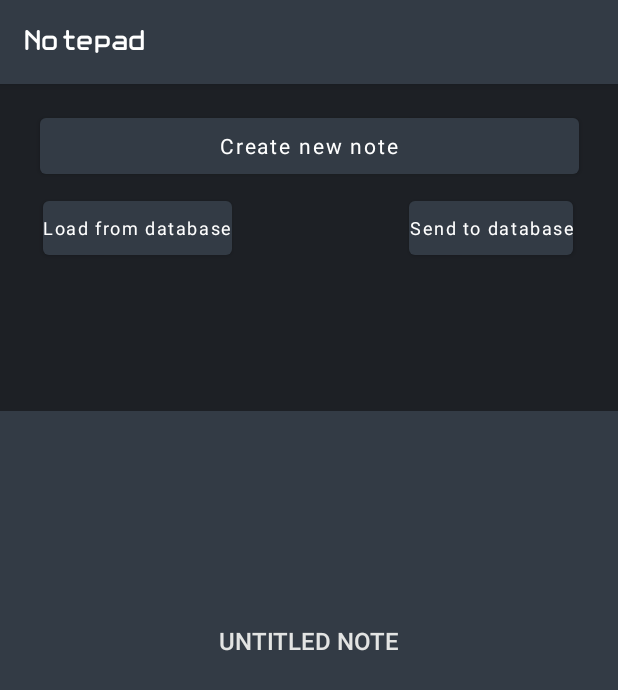
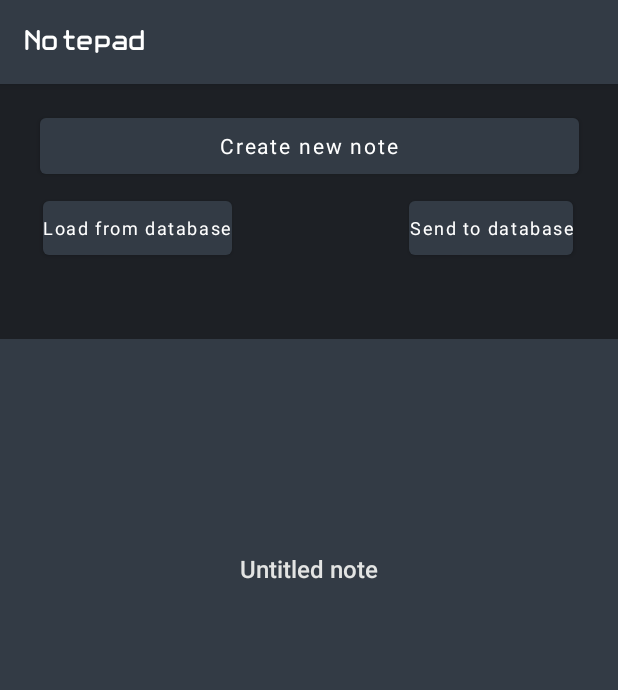
Before and after one commit to Pitroq/KevinMobile, an Android app: the NotepadActivity screen opened directly, with no data from a screen before it, after a tap on "Create new note", on a phone screen of 412 x 824 dp. Shown: the top 690 px of the screen. Run offline under Robolectric (Android 15) with nearby library versions, the phone set to English and light mode, and no system bars; our stand-ins replace Volley.

Commit message:
fix sending \n to database add improve the design

```diff
--- a/app/src/main/java/com/pitroq/kevinmobile/JsonFileManager.java
+++ b/app/src/main/java/com/pitroq/kevinmobile/JsonFileManager.java
@@ -51,9 +51,7 @@ public class JsonFileManager {
         try (FileInputStream in = new FileInputStream(file)) {
             in.read(bytes);
         }
-        catch (IOException ignored) {
-
-        }
+        catch (IOException ignored) {}
 
         return new String(bytes);
     }
--- a/app/src/main/java/com/pitroq/kevinmobile/activity/HomeActivity.java
+++ b/app/src/main/java/com/pitroq/kevinmobile/activity/HomeActivity.java
@@ -8,7 +8,6 @@ import androidx.appcompat.app.AppCompatDelegate;
 import com.pitroq.kevinmobile.R;
 
 public class HomeActivity extends AppCompatActivity {
-
     @Override
     protected void onCreate(Bundle savedInstanceState) {
         super.onCreate(savedInstanceState);
--- a/app/src/main/java/com/pitroq/kevinmobile/activity/NotepadActivity.java
+++ b/app/src/main/java/com/pitroq/kevinmobile/activity/NotepadActivity.java
@@ -20,7 +20,7 @@ import java.util.List;
 import java.util.Map;
 
 public class NotepadActivity extends AppCompatActivity {
-    private static final String HOST = "http://192.168.1.40:8080/kevin/api/";
+    private static final String API_URL = "http://192.168.1.40:8080/kevin/api/";
     private Notepad notepad;
     private LinearLayout notesListLayout;
 
@@ -32,7 +32,6 @@ public class NotepadActivity extends AppCompatActivity {
 
         notesListLayout = findViewById(R.id.notesListLayout);
         notepad = new Notepad(this);
-
     }
 
     @Override
@@ -45,6 +44,7 @@ public class NotepadActivity extends AppCompatActivity {
     public void createNewNote(View view) {
         notepad.addNote("Untitled note", "");
         fillList();
+        Toast.makeText(this, "A new note has been created", Toast.LENGTH_SHORT).show();
     }
 
     private void fillList() {
@@ -55,6 +55,7 @@ public class NotepadActivity extends AppCompatActivity {
             button.setBackgroundColor(ContextCompat.getColor(this, R.color.secondary_background_color));
             button.setTextColor(ContextCompat.getColor(this, R.color.font_color));
             button.setTextSize(16);
+            button.setTransformationMethod(null);
             button.setPadding(0, 60, 0, 60);
             button.setText(note.getTitle());
             button.setTag(note.getId());
@@ -68,8 +69,8 @@ public class NotepadActivity extends AppCompatActivity {
     }
 
     public void loadNotepadFromDB(View view) {
-        String url = HOST + "getLatestNotepadJSON.php";
-        StringRequest stringRequest = new StringRequest(Request.Method.GET, url,
+        String url = API_URL + "getLatestNotepadJSON.php";
+        StringRequest stringRequest = new StringRequest(Request.Method.POST, url,
                 response -> {
                     notepad.fillNotes(response);
                     fillList();
@@ -81,15 +82,14 @@ public class NotepadActivity extends AppCompatActivity {
     }
 
     public void sendNotepadToDB(View view) {
-        System.out.println("SENDING TO DB");
-        String url = HOST + "sendNotepadJSON.php";
+        String url = API_URL + "sendNotepadJSON.php";
         StringRequest stringRequest = new StringRequest(Request.Method.POST, url,
                 response -> Toast.makeText(this, "Successfully sent data to the database", Toast.LENGTH_LONG).show(),
                 error -> Toast.makeText(this, "An error occurred while sending data to the database", Toast.LENGTH_LONG).show()
         ) {
             @Override
             protected Map<String,String> getParams(){
-                Map<String,String> params = new HashMap<String, String>();
+                Map<String,String> params = new HashMap<>();
 
                 String notepadJSON = notepad.getFileContent();
                 params.put("notepadJSON", notepadJSON);
--- a/app/src/main/res/layout/activity_notepad.xml
+++ b/app/src/main/res/layout/activity_notepad.xml
@@ -9,7 +9,6 @@
     tools:context=".activity.NotepadActivity" >
 
     <Button
-        android:id="@+id/button"
         android:layout_width="359dp"
         android:layout_height="49dp"
         android:layout_marginHorizontal="27dp"
@@ -24,8 +23,8 @@
     <Button
         android:layout_width="wrap_content"
         android:layout_height="wrap_content"
+        android:onClick="sendNotepadToDB"
         android:text="Send to database"
-        android:onClick="sendNotepadToDB"
         android:textSize="12sp"
         app:layout_constraintBottom_toBottomOf="parent"
         app:layout_constraintEnd_toEndOf="parent"
@@ -35,10 +34,11 @@
         app:layout_constraintVertical_bias="0.1" />
 
     <Button
+        android:id="@+id/button2"
         android:layout_width="wrap_content"
         android:layout_height="wrap_content"
+        android:onClick="loadNotepadFromDB"
         android:text="Load from database"
-        android:onClick="loadNotepadFromDB"
         android:textSize="12sp"
         app:layout_constraintBottom_toBottomOf="parent"
         app:layout_constraintEnd_toEndOf="parent"
@@ -49,14 +49,15 @@
 
     <ScrollView
         android:layout_width="0dp"
-        android:layout_height="550dp"
+        android:layout_height="0dp"
+        android:layout_marginTop="50dp"
+        android:background="@color/secondary_background_color"
         android:contentDescription="notesList"
         app:layout_constraintBottom_toBottomOf="parent"
         app:layout_constraintEnd_toEndOf="parent"
         app:layout_constraintHorizontal_bias="0.0"
         app:layout_constraintStart_toStartOf="parent"
-        app:layout_constraintTop_toTopOf="parent"
-        android:background="@color/secondary_background_color"
+        app:layout_constraintTop_toBottomOf="@+id/button2"
         app:layout_constraintVertical_bias="1.0">
 
         <LinearLayout
```
Also changed, not shown: app/src/main/java/com/pitroq/kevinmobile/Database.java (deleted, +0 -33 lines), app/src/main/java/com/pitroq/kevinmobile/activity/NoteActivity.java (+6 -3 lines), app/src/main/res/layout/activity_note.xml (+5 -4 lines).
